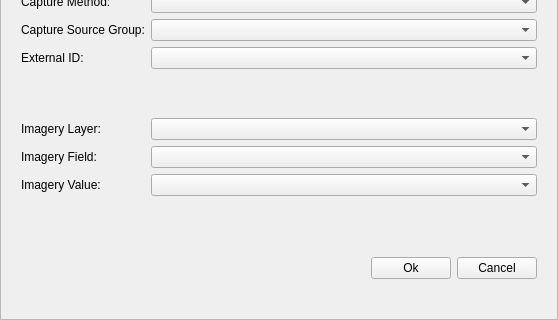
Before: the Qt Designer form buildings/gui/bulk_load_outlines.ui in linz/nz-buildings, drawn with Qt 5; both pictures show x 0 to 558 and y 311 to 631 of the 558 by 631 pixel window.
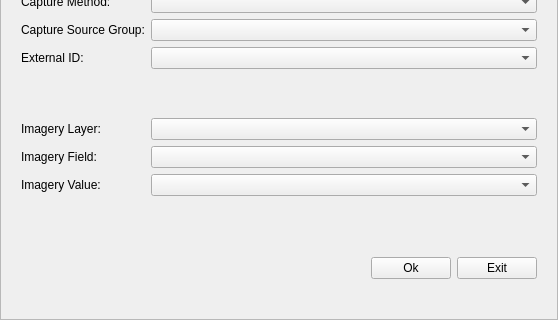
After: the same form once the commit is applied. Custom widgets are drawn as their Qt base class.

What changed in the file:
```diff
--- a/buildings/gui/bulk_load_outlines.ui
+++ b/buildings/gui/bulk_load_outlines.ui
@@ -210,7 +210,7 @@
          </size>
         </property>
         <property name="text">
-         <string>Cancel</string>
+         <string>Exit</string>
         </property>
        </widget>
       </item>
```
